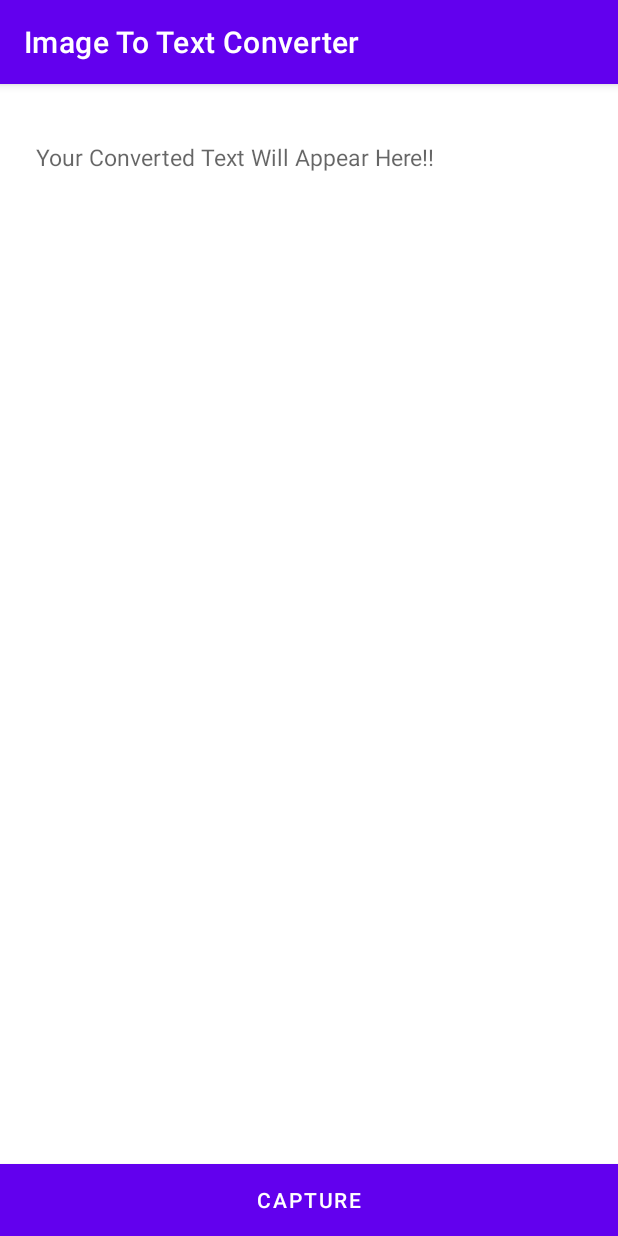
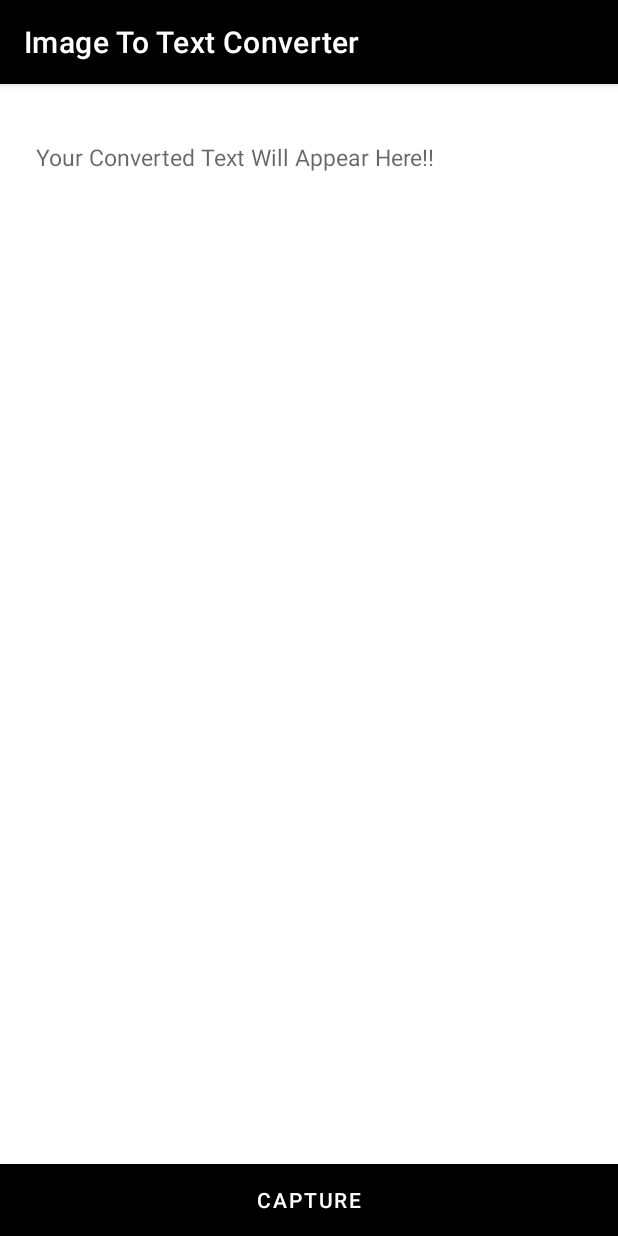
Before and after one commit to TheAmitSharma/Image_To_Text_Converter, an Android app: the screen it shows after launch (MainActivity), on a phone screen of 412 x 824 dp. Run offline under Robolectric (Android 15) with nearby library versions, the phone set to English and light mode, and no system bars; libraries missing offline, so code that uses them is left out: com.google.android.gms, com.theartofdev.edmodo.

Commit message:
v2.0 No Errors! Button in stack!

```diff
--- a/app/src/main/res/drawable/custom_button.xml
+++ b/app/src/main/res/drawable/custom_button.xml
@@ -1,5 +1,5 @@
 <?xml version="1.0" encoding="utf-8"?>
 <shape xmlns:android="http://schemas.android.com/apk/res/android">
-    <stroke android:color="#fff" android:width="1dp"/>
+    <stroke android:color="#000" android:width="1dp"/>
     <corners android:radius="5dp"/>
 </shape>
--- a/app/src/main/res/layout/activity_main.xml
+++ b/app/src/main/res/layout/activity_main.xml
@@ -9,7 +9,7 @@
     <ScrollView
         android:layout_width="match_parent"
         android:layout_height="match_parent"
-        android:layout_above="@+id/linear_holder"
+        android:layout_above="@+id/copy_linear_layout"
         android:layout_alignParentTop="true"
         android:layout_marginStart="8dp"
         android:layout_marginTop="8dp"
@@ -29,11 +29,13 @@
             android:textSize="15sp" />
     </ScrollView>
 
+
     <LinearLayout
-        android:id="@+id/linear_holder"
-        android:layout_above="@+id/share_linear_layout"
+        android:id="@+id/capture_linear_layout"
         android:layout_width="match_parent"
-        android:layout_height="wrap_content">
+        android:layout_height="wrap_content"
+        android:layout_above="@id/copy_linear_layout">
+
         <Button
             android:id="@+id/button_capture"
             android:layout_width="0dp"
@@ -43,6 +45,13 @@
             android:textColor="@color/white"
             android:layout_marginTop="8dp"
             android:background="#000"/>
+    </LinearLayout>
+    <LinearLayout
+        android:id="@+id/copy_linear_layout"
+        android:layout_above="@+id/share_linear_layout"
+        android:layout_width="match_parent"
+        android:layout_height="wrap_content">
+
         <Button
             android:visibility="gone"
             android:id="@+id/button_copy"
@@ -57,7 +66,6 @@
 
     <LinearLayout
         android:id="@+id/share_linear_layout"
-
         android:layout_alignParentBottom="true"
         android:layout_width="match_parent"
         android:layout_height="wrap_content">
--- a/app/src/main/res/values-night/themes.xml
+++ b/app/src/main/res/values-night/themes.xml
@@ -2,15 +2,16 @@
     <!-- Base application theme. -->
     <style name="Theme.ImageToTextConverter" parent="Theme.MaterialComponents.DayNight.DarkActionBar">
         <!-- Primary brand color. -->
-        <item name="colorPrimary">@color/purple_200</item>
-        <item name="colorPrimaryVariant">@color/purple_700</item>
-        <item name="colorOnPrimary">@color/black</item>
+        <item name="colorPrimary">@color/black</item>
+        <item name="colorPrimaryVariant">#fcd5ce</item>
+        <item name="colorOnPrimary">#F1F5F9</item>
         <!-- Secondary brand color. -->
         <item name="colorSecondary">@color/teal_200</item>
         <item name="colorSecondaryVariant">@color/teal_200</item>
         <item name="colorOnSecondary">@color/black</item>
         <!-- Status bar color. -->
-        <item name="android:statusBarColor" tools:targetApi="l">?attr/colorPrimaryVariant</item>
+        <item name="android:statusBarColor" tools:targetApi="l">@color/black</item>
+        <item name="android:navigationBarColor">@color/black</item>
         <!-- Customize your theme here. -->
     </style>
 </resources>
--- a/app/src/main/res/values/themes.xml
+++ b/app/src/main/res/values/themes.xml
@@ -2,15 +2,16 @@
     <!-- Base application theme. -->
     <style name="Theme.ImageToTextConverter" parent="Theme.MaterialComponents.DayNight.DarkActionBar">
         <!-- Primary brand color. -->
-        <item name="colorPrimary">@color/purple_500</item>
-        <item name="colorPrimaryVariant">@color/purple_700</item>
-        <item name="colorOnPrimary">@color/white</item>
+        <item name="colorPrimary">@color/black</item>
+        <item name="colorPrimaryVariant">#fcd5ce</item>
+        <item name="colorOnPrimary">#F1F5F9</item>
         <!-- Secondary brand color. -->
         <item name="colorSecondary">@color/teal_200</item>
         <item name="colorSecondaryVariant">@color/teal_700</item>
         <item name="colorOnSecondary">@color/black</item>
         <!-- Status bar color. -->
-        <item name="android:statusBarColor" tools:targetApi="l">?attr/colorPrimaryVariant</item>
+        <item name="android:statusBarColor" tools:targetApi="l">@color/black</item>
+        <item name="android:navigationBarColor">@color/black</item>
         <!-- Customize your theme here. -->
     </style>
 </resources>
```
